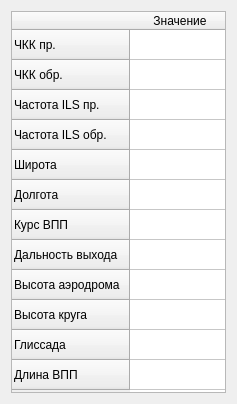
Old version of the form VisualVar/formsettingaerodrom.ui in the repository FedorGurin/VisualVar.
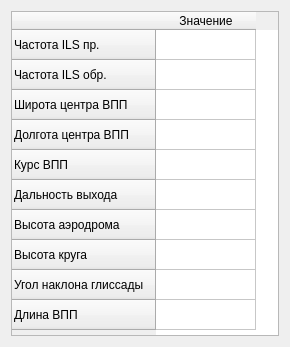
New version of the form.

```diff
--- a/VisualVar/formsettingaerodrom.ui
+++ b/VisualVar/formsettingaerodrom.ui
@@ -6,8 +6,8 @@
    <rect>
     <x>0</x>
     <y>0</y>
-    <width>237</width>
-    <height>404</height>
+    <width>290</width>
+    <height>347</height>
    </rect>
   </property>
   <property name="windowTitle">
@@ -16,16 +16,6 @@
   <layout class="QVBoxLayout" name="verticalLayout">
    <item>
     <widget class="QTableWidget" name="tableWidget">
-     <row>
-      <property name="text">
-       <string>ЧКК пр.</string>
-      </property>
-     </row>
-     <row>
-      <property name="text">
-       <string>ЧКК обр.</string>
-      </property>
-     </row>
      <row>
       <property name="text">
        <string>Частота ILS пр.</string>
@@ -38,12 +28,12 @@
      </row>
      <row>
       <property name="text">
-       <string>Широта</string>
+       <string>Широта центра ВПП</string>
       </property>
      </row>
      <row>
       <property name="text">
-       <string>Долгота</string>
+       <string>Долгота центра ВПП</string>
       </property>
      </row>
      <row>
@@ -68,7 +58,7 @@
      </row>
      <row>
       <property name="text">
-       <string>Глиссада</string>
+       <string>Угол наклона глиссады</string>
       </property>
      </row>
      <row>
```
